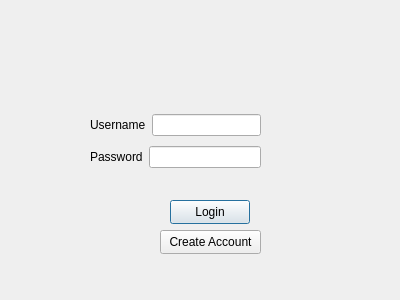
The window that Tax_Shopping_Calculator/login.ui (AndyVera/CPSC_254_Tax_Shopping_Calculator) describes before a commit, drawn with Qt 5.
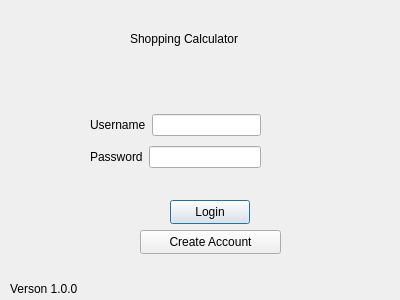
The same window after the commit.

The edit to the form file:
```diff
--- a/Tax_Shopping_Calculator/login.ui
+++ b/Tax_Shopping_Calculator/login.ui
@@ -39,9 +39,9 @@
     <widget class="QPushButton" name="createacc_push">
      <property name="geometry">
       <rect>
-       <x>80</x>
+       <x>60</x>
        <y>160</y>
-       <width>101</width>
+       <width>141</width>
        <height>24</height>
       </rect>
      </property>
@@ -159,6 +159,32 @@
     </widget>
    </widget>
   </widget>
+  <widget class="QLabel" name="label_2">
+   <property name="geometry">
+    <rect>
+     <x>130</x>
+     <y>30</y>
+     <width>141</width>
+     <height>17</height>
+    </rect>
+   </property>
+   <property name="text">
+    <string>Shopping Calculator</string>
+   </property>
+  </widget>
+  <widget class="QLabel" name="label_3">
+   <property name="geometry">
+    <rect>
+     <x>10</x>
+     <y>280</y>
+     <width>91</width>
+     <height>17</height>
+    </rect>
+   </property>
+   <property name="text">
+    <string>Verson 1.0.0</string>
+   </property>
+  </widget>
  </widget>
  <resources/>
  <connections/>
```
Left out of the diff: 3 changed lines with no effect on the pictures.
